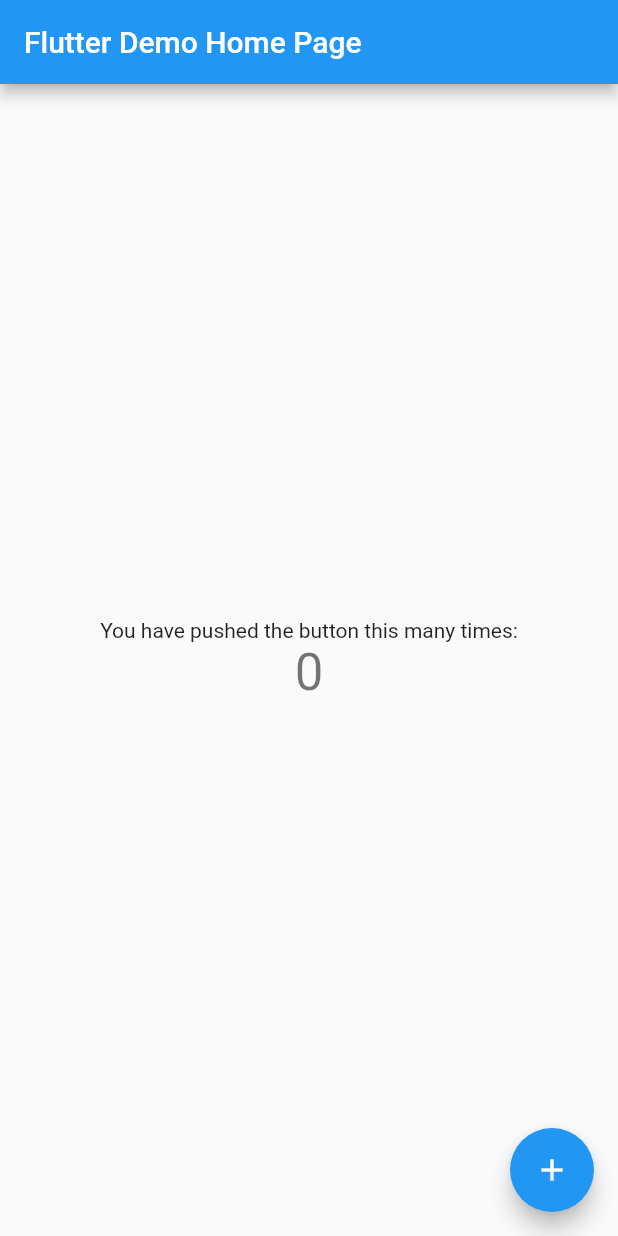
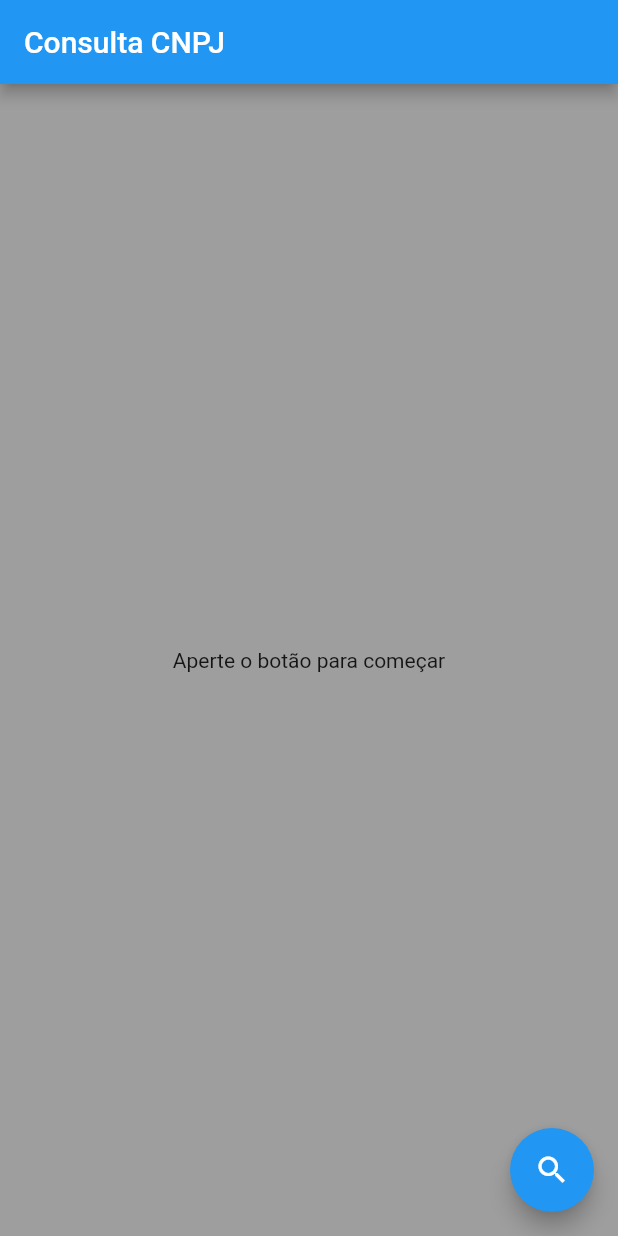
Before and after one commit to lluiseduardo-silva/consultacnpj, a Flutter app: the screen it shows after launch, on a phone screen of 412 x 824 dp. Run offline on Flutter 3.47's test engine with Material 2 defaults, Android fonts, the phone set to English and light mode, and no system bars; our stand-ins replace bloc, flutter_bloc, freezed_annotation, mask_text_input_formatter.

Commit message:
update 0.0.1+1

```diff
--- /dev/null
+++ b/lib/bloc/conulstav2/search_event.dart
@@ -0,0 +1,7 @@
+part of 'search_bloc.dart';
+
+@freezed
+class SearchEvent with _$SearchEvent {
+  const factory SearchEvent.started() = _Started;
+  factory SearchEvent.search(String s) = _Search;
+}
--- /dev/null
+++ b/lib/bloc/conulstav2/search_state.dart
@@ -0,0 +1,8 @@
+part of 'search_bloc.dart';
+
+@freezed
+class SearchState with _$SearchState {
+  const factory SearchState.initial() = _Initial;
+  const factory SearchState.loading() = _Loading;
+  factory SearchState.loaded(Map<String, dynamic> s) = _Loaded;
+}
--- /dev/null
+++ b/lib/data/remote/api.dart
@@ -0,0 +1,42 @@
+import 'dart:convert';
+
+import 'package:consultacnpj/utils/constants.dart';
+import 'package:http/http.dart' as http;
+
+import '../../models/consulta.dart';
+
+class Api {
+  Future<Map<String, dynamic>> buscarCnpj(String cnpj) async {
+    var cnpjprocessado = cnpj.replaceAll('.', "").replaceAll('/', "").replaceAll('-', "").trim();
+    //Build URI
+    Uri url = Uri.parse("https://api-publica.speedio.com.br/buscarcnpj?cnpj=$cnpjprocessado");
+
+    var data = await http.get(url);
+    var parsed = await json.decode(data.body);
+
+    // var mockdata = {
+    //   "NOME FANTASIA": "",
+    //   "RAZAO SOCIAL": "A N DE O QUEIROZ REFRIGERACAO LTDA",
+    //   "CNPJ": "17830413000104",
+    //   "STATUS": "ATIVA",
+    //   "CNAE PRINCIPAL DESCRICAO": "Manutenção e reparação de máquinas, aparelhos e materiais elétricos não especificados anteriormente",
+    //   "CNAE PRINCIPAL CODIGO": "3313999",
+    //   "CEP": "69068000",
+    //   "DATA ABERTURA": "27/03/2013",
+    //   "DDD": "92",
+    //   "TELEFONE": "91022367",
+    //   "EMAIL": "",
+    //   "TIPO LOGRADOURO": "AVENIDA",
+    //   "LOGRADOURO": "TEFE",
+    //   "NUMERO": "1065",
+    //   "COMPLEMENTO": "CSA/ A",
+    //   "BAIRRO": "RAIZ",
+    //   "MUNICIPIO": "Manaus",
+    //   "UF": "AM"
+    // };
+
+    // var result = Consulta.fromJson(mockdata);
+
+    return parsed;
+  }
+}
--- a/lib/main.dart
+++ b/lib/main.dart
@@ -1,115 +1,123 @@
+import 'package:consultacnpj/bloc/conulstav2/search_bloc.dart';
 import 'package:flutter/material.dart';
+import 'package:flutter_bloc/flutter_bloc.dart';
+import 'package:mask_text_input_formatter/mask_text_input_formatter.dart';
 
 void main() {
-  runApp(const MyApp());
+  runApp(const BlocSetup());
 }
 
-class MyApp extends StatelessWidget {
-  const MyApp({super.key});
+class BlocSetup extends StatelessWidget {
+  const BlocSetup({Key? key}) : super(key: key);
 
-  // This widget is the root of your application.
   @override
   Widget build(BuildContext context) {
-    return MaterialApp(
-      title: 'Flutter Demo',
-      theme: ThemeData(
-        // This is the theme of your application.
-        //
-        // Try running your application with "flutter run". You'll see the
-        // application has a blue toolbar. Then, without quitting the app, try
-        // changing the primarySwatch below to Colors.green and then invoke
-        // "hot reload" (press "r" in the console where you ran "flutter run",
-        // or simply save your changes to "hot reload" in a Flutter IDE).
-        // Notice that the counter didn't reset back to zero; the application
-        // is not restarted.
-        primarySwatch: Colors.blue,
-      ),
-      home: const MyHomePage(title: 'Flutter Demo Home Page'),
+    return MultiBlocProvider(
+      providers: [BlocProvider(create: (context) => SearchBloc())],
+      child: const MyApp(),
     );
   }
 }
 
-class MyHomePage extends StatefulWidget {
-  const MyHomePage({super.key, required this.title});
-
-  // This widget is the home page of your application. It is stateful, meaning
-  // that it has a State object (defined below) that contains fields that affect
-  // how it looks.
-
-  // This class is the configuration for the state. It holds the values (in this
-  // case the title) provided by the parent (in this case the App widget) and
-  // used by the build method of the State. Fields in a Widget subclass are
-  // always marked "final".
-
-  final String title;
-
-  @override
-  State<MyHomePage> createState() => _MyHomePageState();
-}
-
-class _MyHomePageState extends State<MyHomePage> {
-  int _counter = 0;
-
-  void _incrementCounter() {
-    setState(() {
-      // This call to setState tells the Flutter framework that something has
-      // changed in this State, which causes it to rerun the build method below
-      // so that the display can reflect the updated values. If we changed
-      // _counter without calling setState(), then the build method would not be
-      // called again, and so nothing would appear to happen.
-      _counter++;
-    });
-  }
+class MyApp extends StatelessWidget {
+  const MyApp({Key? key}) : super(key: key);
 
   @override
   Widget build(BuildContext context) {
-    // This method is rerun every time setState is called, for instance as done
-    // by the _incrementCounter method above.
-    //
-    // The Flutter framework has been optimized to make rerunning build methods
-    // fast, so that you can just rebuild anything that needs updating rather
-    // than having to individually change instances of widgets.
+
+
+    return const MaterialApp(
+      debugShowCheckedModeBanner: false,
+        home: MyAppScaffold());
+  }
+}
+class MyAppScaffold extends StatelessWidget {
+  const MyAppScaffold({Key? key}) : super(key: key);
+
+  @override
+  Widget build(BuildContext context) {
+    InputMask mask = InputMask(formatter: MaskTextInputFormatter(mask: "##.###.###/####-##"), hint: '00.000.000/0000-00', textInputType: TextInputType.number);
     return Scaffold(
-      appBar: AppBar(
-        // Here we take the value from the MyHomePage object that was created by
-        // the App.build method, and use it to set our appbar title.
-        title: Text(widget.title),
+      appBar: AppBar(title:const  Text('Consulta CNPJ')),
+      backgroundColor: Colors.grey,
+      floatingActionButton: FloatingActionButton(
+        child: const Icon(Icons.search),
+        onPressed: () {
+          showDialog(context: context, builder: (context)=>AlertDialog(
+            title:const  Text("Digite o CNPJ para realizar a busca"),
+            content: TextFormField(
+              controller: mask.textController,
+              inputFormatters: [mask.formatter],
+              autocorrect: false,
+              keyboardType: mask.textInputType,
+              autovalidateMode: AutovalidateMode.always,
+              decoration: InputDecoration(
+                hintText: mask.hint,
+                hintStyle: const TextStyle(color: Colors.grey),
+                fillColor: Colors.white,
+                filled: true,
+              ),
+            ),
+            actions: [
+              TextButton(onPressed: (){
+                Navigator.of(context).pop();
+              }, child:const  Text("Cancelar")),
+              TextButton(onPressed: (){
+                // print(mask.textController.value.text);
+                context.read<SearchBloc>().add(SearchEvent.search(mask.textController.text));
+                Navigator.of(context).pop();
+              }, child: const Text('Buscar')),
+            ],
+          ));
+
+        },
       ),
-      body: Center(
-        // Center is a layout widget. It takes a single child and positions it
-        // in the middle of the parent.
-        child: Column(
-          // Column is also a layout widget. It takes a list of children and
-          // arranges them vertically. By default, it sizes itself to fit its
-          // children horizontally, and tries to be as tall as its parent.
-          //
-          // Invoke "debug painting" (press "p" in the console, choose the
-          // "Toggle Debug Paint" action from the Flutter Inspector in Android
-          // Studio, or the "Toggle Debug Paint" command in Visual Studio Code)
-          // to see the wireframe for each widget.
-          //
-          // Column has various properties to control how it sizes itself and
-          // how it positions its children. Here we use mainAxisAlignment to
-          // center the children vertically; the main axis here is the vertical
-          // axis because Columns are vertical (the cross axis would be
-          // horizontal).
-          mainAxisAlignment: MainAxisAlignment.center,
-          children: <Widget>[
-            const Text(
-              'You have pushed the button this many times:',
-            ),
-            Text(
-              '$_counter',
-              style: Theme.of(context).textTheme.headlineMedium,
-            ),
-          ],
-        ),
+      body: context.watch<SearchBloc>().state.when(
+          initial: () => const Center(
+            child:Text("Aperte o botão para começar"),
+          ),
+          loading: () =>const Center(
+            child: CircularProgressIndicator(),
+          ),
+          loaded: (data) => GridView(
+            padding: const EdgeInsets.only(top: 10, bottom: 10),
+            gridDelegate: const SliverGridDelegateWithFixedCrossAxisCount(
+                crossAxisCount: 1,
+                childAspectRatio: 16/3,
+                crossAxisSpacing: 3,
+                mainAxisSpacing: 5),
+            children: data.entries.map((e) => infoTile(e.key, e.value)).toList(),
+          )
       ),
-      floatingActionButton: FloatingActionButton(
-        onPressed: _incrementCounter,
-        tooltip: 'Increment',
-        child: const Icon(Icons.add),
-      ), // This trailing comma makes auto-formatting nicer for build methods.
     );
   }
 }
+
+
+Widget infoTile(String title, String? info){
+  return ClipRRect(
+    borderRadius: BorderRadius.circular(15),
+    child: Container(
+      color: Colors.blueGrey,
+      child: ListTile(
+        title: Text(title,style: const TextStyle(color: Colors.white)),
+        subtitle: Text(info??"",style: const TextStyle(color: Colors.white),),
+      ),
+    ),
+  );
+}
+
+class InputMask{
+  final TextEditingController textController = TextEditingController();
+  final MaskTextInputFormatter formatter;
+  final FormFieldValidator<String>? validator;
+  final String hint;
+  final TextInputType textInputType;
+
+  InputMask({
+    required this.formatter,
+    this.validator,
+    required this.hint,
+    required this.textInputType
+  });
+}
--- /dev/null
+++ b/lib/models/consulta.dart
@@ -0,0 +1,30 @@
+import 'package:freezed_annotation/freezed_annotation.dart';
+
+part 'consulta.freezed.dart';
+part 'consulta.g.dart';
+
+@freezed
+class Consulta with _$Consulta {
+  const factory Consulta({
+    @JsonKey(name: 'RAZAO SOCIAL') String? razao,
+    @JsonKey(name:'CNPJ') String? cnpj,
+    @JsonKey(name: 'STATUS') String? status,
+    @JsonKey(name: 'CNAE PRINCIPAL DESCRICAO') String? descricaoCnae,
+    @JsonKey(name: 'CNAE PRINCIPAL CODIGO') String? cnaeCodido,
+    @JsonKey(name: 'CEP') String? cep,
+    @JsonKey(name: 'DATA ABERTURA') String? dataCriacao,
+    @JsonKey(name: 'EMAIL') String? email,
+    @JsonKey(name: 'TIPO LOGRADOURO') String? tipoLogradouro,
+    @JsonKey(name: 'LOGRADOURO') String? logradouro,
+    @JsonKey(name: 'NUMERO') String? numero,
+    @JsonKey(name: 'COMPLEMENTO') String? complemento,
+    @JsonKey(name: 'BAIRRO') String? bairro,
+    @JsonKey(name: 'MUNICIPIO') String? municipio,
+    @JsonKey(name: 'UF') String? uf,
+    @JsonKey(name: 'DDD') String? ddd,
+    @JsonKey(name: 'TELEFONE') String? telefone,
+  }) = _Consulta;
+
+  factory Consulta.fromJson(Map<String, dynamic> json) =>
+      _$ConsultaFromJson(json);
+}
```
Also changed, not shown: lib/bloc/conulstav2/search_bloc.dart (added, +23 -0 lines), lib/utils/constants.dart (added, +7 -0 lines), pubspec.yaml (+10 -1 lines), lib/bloc/conulstav2/search_bloc.freezed.dart (added), lib/models/consulta.freezed.dart (added), lib/models/consulta.g.dart (added), pubspec.lock, 23 other files.
